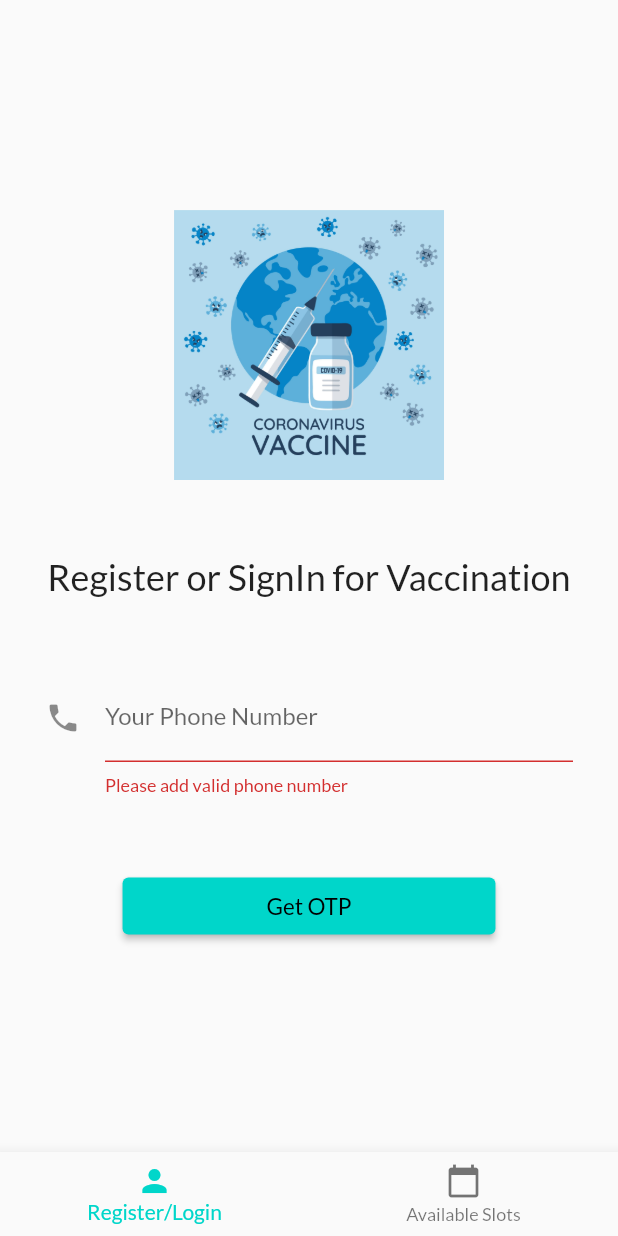
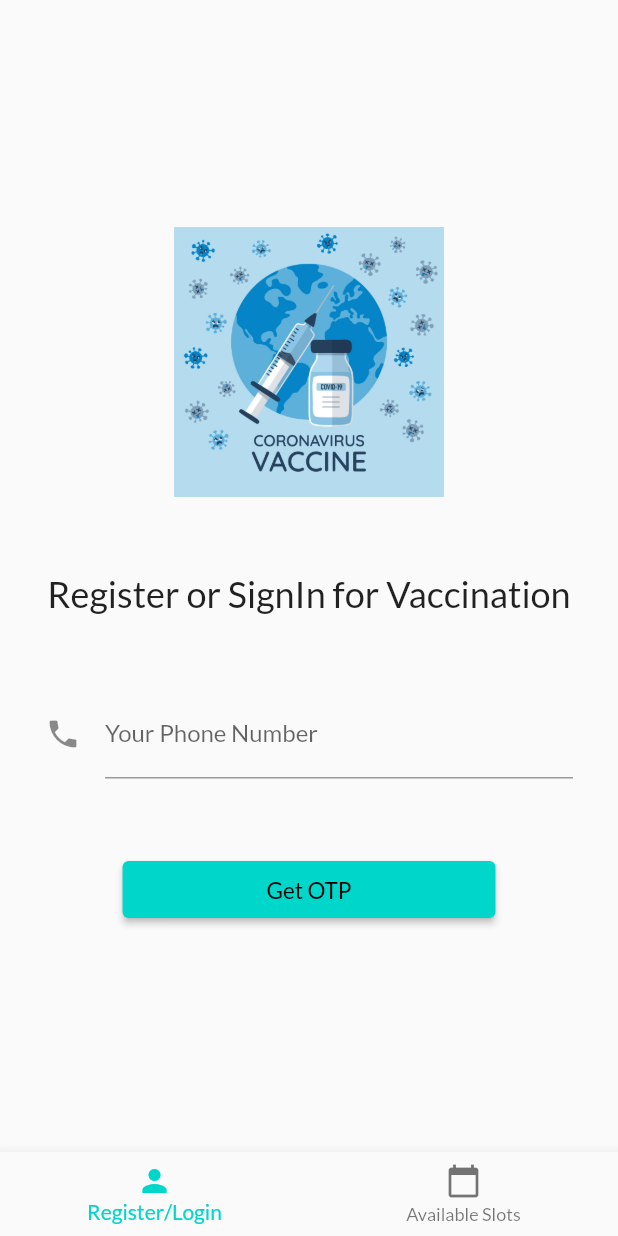
Before and after one commit to anuragarwalkar/cowin_app, a Flutter app: the screen it shows after launch, after a tap on "Get OTP", on a phone screen of 412 x 824 dp. Run offline on Flutter 3.47's test engine with Material 2 defaults, Android fonts, the phone set to English and light mode, and no system bars; drawn by our look-alikes of sms_autofill; our stand-ins replace flutter_dotenv, flutter_slidable, pin_code_fields, shared_preferences; network calls fail.

Commit message:
fixed origin and added auto get mobile number

```diff
--- a/lib/main.dart
+++ b/lib/main.dart
@@ -11,7 +11,7 @@ void main() async {
   try {
     await DotEnv.load(fileName: ".env");
   } catch (e) {
-    throw Exception("Include .env file in the root of the app");
+    throw Exception("Please include .env file in the root of the app");
   }
   await ls.init();
   String initialRoute =
--- a/lib/screens/login_screen.dart
+++ b/lib/screens/login_screen.dart
@@ -3,6 +3,7 @@ import 'package:cowin_app/screens/login_confirmation_screen.dart';
 import 'package:cowin_app/storage/localStorage.dart';
 import 'package:flutter/material.dart';
 import 'package:flutter/services.dart';
+import 'package:sms_autofill/sms_autofill.dart';
 
 class LoginScreen extends StatefulWidget {
   static const routeName = 'login';
@@ -15,18 +16,15 @@ class _LoginScreenState extends State<LoginScreen> {
   TextEditingController phoneNumber = TextEditingController(
       text: ls.getInt('phone') != null ? ls.getInt('phone').toString() : null);
 
-  _validator(dynamic text) {
-    if (text.length < 10) {
-      return 'Please add valid phone number';
-    }
-
-    return null;
-  }
-
   _onLogin() async {
     if (_formKey.currentState.validate()) {
       try {
-        int phone = int.parse(phoneNumber.value.text);
+        String validPhoneNumber = phoneNumber.value.text;
+        if (phoneNumber.value.text.contains('+91')) {
+          validPhoneNumber = phoneNumber.value.text.replaceFirst('+91', '');
+          print(validPhoneNumber);
+        }
+        int phone = int.parse(validPhoneNumber);
         var res = await generateOtp(phone);
         if (res) {
           await ls.setInt('phone', phone);
@@ -61,19 +59,17 @@ class _LoginScreenState extends State<LoginScreen> {
             SizedBox(
               height: 50,
             ),
-            TextFormField(
-              validator: (val) => _validator(val),
+            PhoneFieldHint(
               controller: phoneNumber,
               decoration: InputDecoration(
                 labelText: 'Your Phone Number',
                 icon: Icon(Icons.phone),
                 hintText: 'Your Mobile',
               ),
-              keyboardType: TextInputType.number,
               inputFormatters: <TextInputFormatter>[
                 FilteringTextInputFormatter.digitsOnly
               ],
-              onFieldSubmitted: (String val) => _onLogin(),
+              autoFocus: true,
             ),
             SizedBox(
               height: 50,
@@ -81,15 +77,18 @@ class _LoginScreenState extends State<LoginScreen> {
             ElevatedButton(
               onPressed: _onLogin,
               child: Padding(
-                  padding:
-                      const EdgeInsets.symmetric(horizontal: 80, vertical: 10),
+                padding: const EdgeInsets.symmetric(
+                  horizontal: 80,
+                  vertical: 10,
+                ),
                 child: Text(
                   'Get OTP',
                   style: TextStyle(
                     fontSize: 15,
                   ),
                 ),
-                )),
+              ),
+            ),
           ],
         ),
       ),
--- a/lib/widgets/members.dart
+++ b/lib/widgets/members.dart
@@ -8,7 +8,11 @@ import 'package:flutter_slidable/flutter_slidable.dart';
 
 class Members extends StatefulWidget {
   final HomePageController controller;
-  Members({Key key, this.controller}) : super(key: key);
+  Members({
+    Key key,
+    this.controller,
+  }) : super(key: key);
+
   @override
   _MembersState createState() => _MembersState(controller);
 }
--- a/pubspec.yaml
+++ b/pubspec.yaml
@@ -30,6 +30,7 @@ dependencies:
   intl: ^0.17.0
   flutter_slidable: ^0.6.0
   flutter_dotenv: ^3.1.0
+  sms_autofill: ^2.0.0
 
 dev_dependencies:
   flutter_launcher_icons: ^0.9.0
```
Also changed, not shown: lib/http/appHttp.dart (+11 -5 lines), pubspec.lock, 1 other file. Lines whose indentation alone changed are shown as unchanged.
